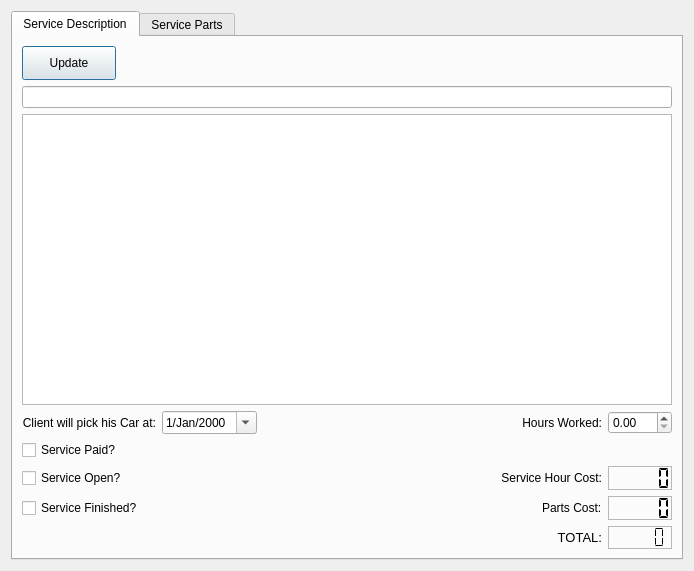
Before: the Qt Designer form Client_Add_service.ui in bedi1982/Oficina, drawn with Qt 5.
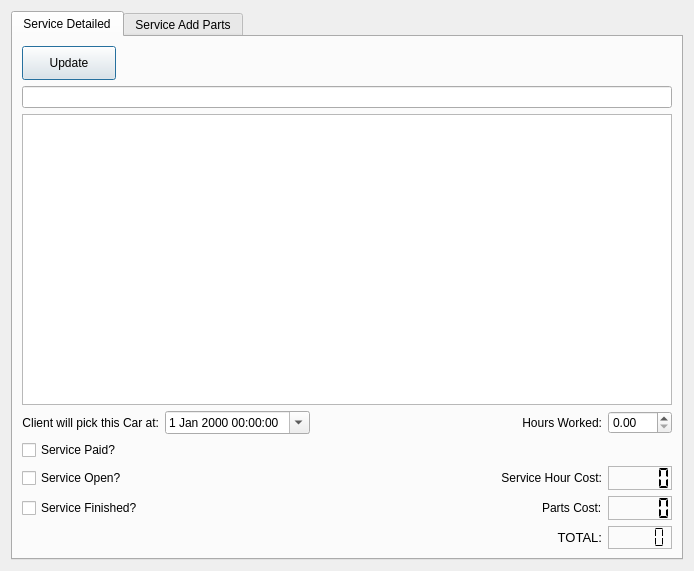
After: the same form once the commit is applied. The open tabs and pages were chosen to show the change. Icons and pictures are not drawn.

Commit message: Removed useless part inactive option Changed form fixed sell price to a Interresest rate on part sell.

Diff of the .ui file:
```diff
--- a/Client_Add_service.ui
+++ b/Client_Add_service.ui
@@ -25,7 +25,7 @@
      </property>
      <widget class="QWidget" name="ServiceDescription">
       <attribute name="title">
-       <string>Service Description</string>
+       <string>Service Detailed</string>
       </attribute>
       <layout class="QGridLayout" name="gridLayout_2">
        <item row="1" column="0" colspan="5">
@@ -263,7 +263,7 @@
           </sizepolicy>
          </property>
          <property name="text">
-          <string>Client will pick his Car at:</string>
+          <string>Client will pick this Car at:</string>
          </property>
          <property name="alignment">
           <set>Qt::AlignRight|Qt::AlignTrailing|Qt::AlignVCenter</set>
@@ -271,7 +271,7 @@
         </widget>
        </item>
        <item row="4" column="1">
-        <widget class="QDateEdit" name="dateEdit">
+        <widget class="QDateTimeEdit" name="dateTimeEdit">
          <property name="sizePolicy">
           <sizepolicy hsizetype="Fixed" vsizetype="Fixed">
            <horstretch>0</horstretch>
@@ -295,8 +295,8 @@
            <second>0</second>
           </time>
          </property>
-         <property name="displayFormat">
-          <string>d/MMM/yyyy</string>
+         <property name="currentSection">
+          <enum>QDateTimeEdit::DaySection</enum>
          </property>
          <property name="calendarPopup">
           <bool>true</bool>
@@ -307,7 +307,7 @@
      </widget>
      <widget class="QWidget" name="ServiceParts">
       <attribute name="title">
-       <string>Service Parts</string>
+       <string>Service Add Parts</string>
       </attribute>
       <layout class="QGridLayout" name="gridLayout_4">
        <item row="0" column="1" alignment="Qt::AlignLeft">
```
Left out of the diff: 2 changed lines with no effect on the pictures. The commit also changes 14 other files.
